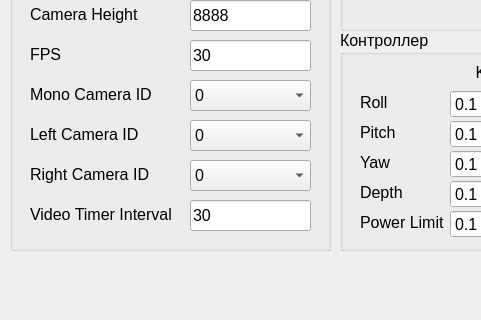
Qt form SevROVWorkstation/settingswindow.ui (valabsoft/auv-chersonese) before a commit; both pictures show x 0 to 481 and y 130 to 450 of the 743 by 450 pixel window.
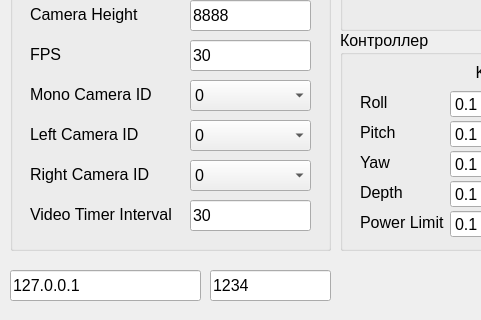
The same form after that commit.

Commit message: OW-37: Добавktys настройки соединения IP и Port с ROV

```diff
--- a/SevROVWorkstation/settingswindow.ui
+++ b/SevROVWorkstation/settingswindow.ui
@@ -1076,6 +1076,42 @@
     </property>
    </widget>
   </widget>
+  <widget class="QLineEdit" name="lePort">
+   <property name="geometry">
+    <rect>
+     <x>210</x>
+     <y>400</y>
+     <width>121</width>
+     <height>31</height>
+    </rect>
+   </property>
+   <property name="font">
+    <font>
+     <pointsize>12</pointsize>
+    </font>
+   </property>
+   <property name="text">
+    <string>1234</string>
+   </property>
+  </widget>
+  <widget class="QLineEdit" name="leIP">
+   <property name="geometry">
+    <rect>
+     <x>10</x>
+     <y>400</y>
+     <width>191</width>
+     <height>31</height>
+    </rect>
+   </property>
+   <property name="font">
+    <font>
+     <pointsize>12</pointsize>
+    </font>
+   </property>
+   <property name="text">
+    <string>127.0.0.1</string>
+   </property>
+  </widget>
  </widget>
  <resources/>
  <connections/>
```
The commit also changes 4 other files.
